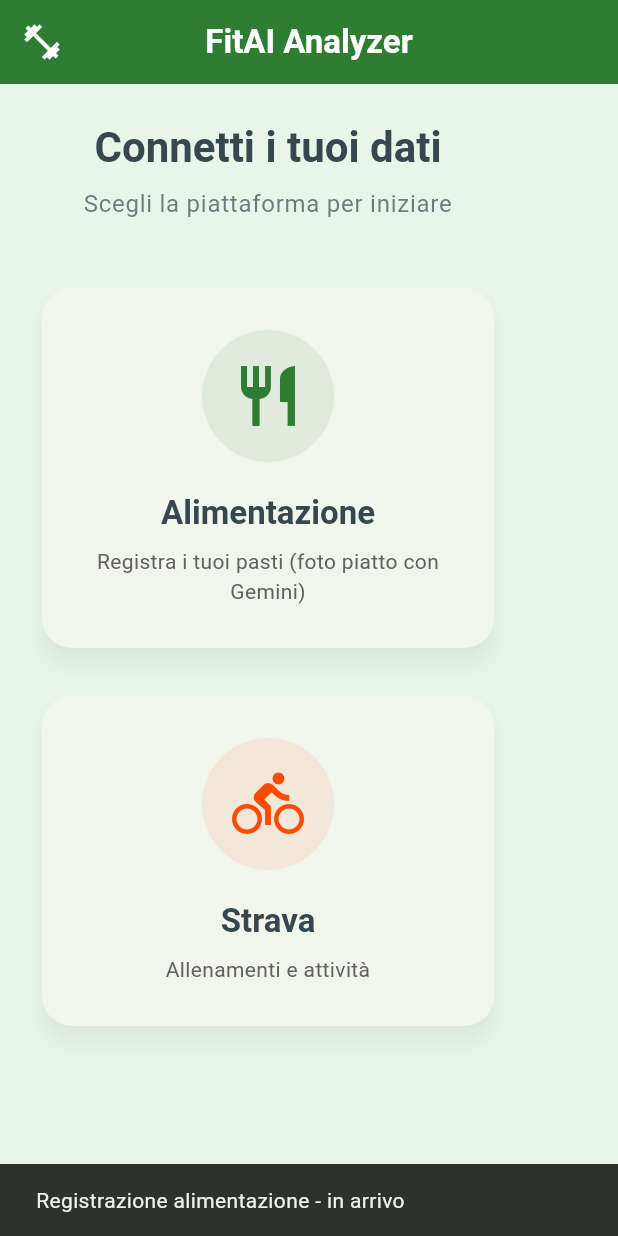
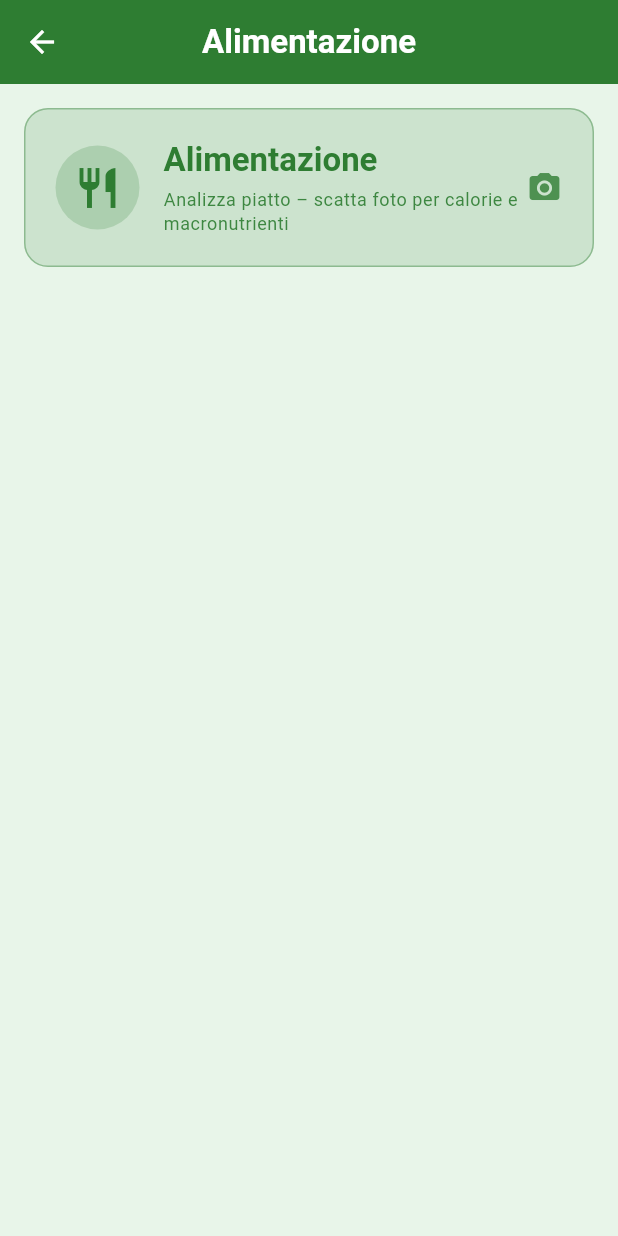
Before and after one commit to CristiPerciun/FitAI-Analyzer, a Flutter app: the screen it shows after launch, after a tap on "Alimentazione", on a phone screen of 412 x 824 dp. Run offline on Flutter 3.47's test engine with Material 3 defaults, Android fonts, the phone set to English and light mode, and no system bars; our stand-ins replace cloud_firestore, firebase_auth, firebase_core, fl_chart, flutter_dotenv, flutter_riverpod and 4 more; missing offline and left inert: flutter_web_auth_2; accounts and stored records are empty.

Commit message:
Ripristino analisi foto piatto + fix .env per build iOS CI
Made-with: Cursor

```diff
--- a/lib/main.dart
+++ b/lib/main.dart
@@ -2,10 +2,16 @@ import 'package:firebase_core/firebase_core.dart';
 import 'package:fitai_analyzer/app.dart';
 import 'package:fitai_analyzer/firebase_options.dart';
 import 'package:flutter/material.dart';
+import 'package:flutter_dotenv/flutter_dotenv.dart';
 import 'package:flutter_riverpod/flutter_riverpod.dart';
 
 void main() async {
   WidgetsFlutterBinding.ensureInitialized();
+  try {
+    await dotenv.load(fileName: '.env');
+  } catch (_) {
+    // .env non disponibile (es. CI senza asset) - usa fallback in api_constants
+  }
   await Firebase.initializeApp(options: DefaultFirebaseOptions.currentPlatform);
   runApp(const ProviderScope(child: MyApp()));
 }
--- a/lib/routes/app_router.dart
+++ b/lib/routes/app_router.dart
@@ -1,3 +1,4 @@
+import 'package:fitai_analyzer/ui/alimentazione/alimentazione_screen.dart';
 import 'package:fitai_analyzer/ui/auth/auth_selection_screen.dart';
 import 'package:fitai_analyzer/ui/auth/login_screen.dart';
 import 'package:fitai_analyzer/ui/dashboard/dashboard_screen.dart';
@@ -17,8 +18,9 @@ final appRouterProvider = Provider<GoRouter>((ref) {
     redirect: (context, state) {
       final isLoggedIn = ref.read(authNotifierProvider).user != null;
       final isLoginRoute = state.uri.path == '/' || state.uri.path == '/login';
+      final isAlimentazioneRoute = state.uri.path == '/alimentazione';
 
-      if (!isLoggedIn && !isLoginRoute) return '/';
+      if (!isLoggedIn && !isLoginRoute && !isAlimentazioneRoute) return '/';
       if (isLoggedIn && isLoginRoute) return '/dashboard';
       return null;
     },
@@ -30,6 +32,10 @@ final appRouterProvider = Provider<GoRouter>((ref) {
       GoRoute(
         path: '/login',
         builder: (context, state) => const LoginScreen(),
+      ),
+      GoRoute(
+        path: '/alimentazione',
+        builder: (context, state) => const AlimentazioneScreen(),
       ),
       GoRoute(
         path: '/dashboard',
--- a/lib/ui/auth/auth_selection_screen.dart
+++ b/lib/ui/auth/auth_selection_screen.dart
@@ -61,11 +61,7 @@ class AuthSelectionScreen extends ConsumerWidget {
                           color: const Color(0xFF2E7D32),
                           width: cardWidth,
                           onTap: () {
-                            ScaffoldMessenger.of(context).showSnackBar(
-                              const SnackBar(
-                                content: Text('Registrazione alimentazione - in arrivo'),
-                              ),
-                            );
+                            if (context.mounted) context.go('/alimentazione');
                           },
                           isLoading: false,
                         ),
--- /dev/null
+++ b/lib/ui/widgets/alimentazione_card.dart
@@ -0,0 +1,76 @@
+import 'package:flutter/material.dart';
+
+/// Card Alimentazione usata in auth_selection e dashboard.
+/// Layout: icona sinistra, titolo/sottotitolo, icona camera destra.
+class AlimentazioneCard extends StatelessWidget {
+  const AlimentazioneCard({
+    required this.onTap,
+    super.key,
+  });
+
+  final VoidCallback onTap;
+
+  @override
+  Widget build(BuildContext context) {
+    return Material(
+      color: Colors.transparent,
+      child: InkWell(
+        onTap: onTap,
+        borderRadius: BorderRadius.circular(16),
+        child: Container(
+          padding: const EdgeInsets.all(20),
+          decoration: BoxDecoration(
+            color: const Color(0xFF2E7D32).withValues(alpha: 0.15),
+            borderRadius: BorderRadius.circular(16),
+            border: Border.all(
+              color: const Color(0xFF2E7D32).withValues(alpha: 0.4),
+            ),
+          ),
+          child: Row(
+            children: [
+              Container(
+                padding: const EdgeInsets.all(12),
+                decoration: BoxDecoration(
+                  color: const Color(0xFF2E7D32).withValues(alpha: 0.2),
+                  shape: BoxShape.circle,
+                ),
+                child: const Icon(
+                  Icons.restaurant,
+                  color: Color(0xFF2E7D32),
+                  size: 32,
+                ),
+              ),
+              const SizedBox(width: 16),
+              Expanded(
+                child: Column(
+                  crossAxisAlignment: CrossAxisAlignment.start,
+                  children: [
+                    Text(
+                      'Alimentazione',
+                      style: Theme.of(context).textTheme.titleLarge?.copyWith(
+                            color: const Color(0xFF2E7D32),
+                            fontWeight: FontWeight.bold,
+                          ),
+                    ),
+                    const SizedBox(height: 4),
+                    Text(
+                      'Analizza piatto – scatta foto per calorie e macronutrienti',
+                      style: Theme.of(context).textTheme.bodySmall?.copyWith(
+                            color: const Color(0xFF2E7D32).withValues(alpha: 0.9),
+                          ),
+                    ),
+                  ],
+                ),
+              ),
+              Icon(
+                Icons.camera_alt,
+                color: const Color(0xFF2E7D32).withValues(alpha: 0.8),
+                size: 24,
+              ),
+            ],
+          ),
+        ),
+      ),
+    );
+  }
+}
--- a/lib/utils/api_constants.dart
+++ b/lib/utils/api_constants.dart
@@ -1,8 +1,11 @@
+import 'package:flutter_dotenv/flutter_dotenv.dart';
+
 /// Costanti API per servizi esterni.
-/// Sostituisci INSERISCI_QUI_* con i valori reali.
+/// Chiave Gemini da .env (GEMINI_API_KEY).
 class ApiConstants {
   ApiConstants._();
 
-  /// Gemini API key (aistudio.google.com/apikey)
-  static const String geminiApiKey = 'INSERISCI_QUI_LA_TUA_GEMINI_API_KEY';
+  /// Gemini API key (aistudio.google.com/apikey) - letta da .env
+  static String get geminiApiKey =>
+      dotenv.get('GEMINI_API_KEY', fallback: 'INSERISCI_QUI_LA_TUA_GEMINI_API_KEY');
 }
--- a/pubspec.yaml
+++ b/pubspec.yaml
@@ -47,6 +47,8 @@ dependencies:
   go_router: ^17.1.0
   intl: ^0.20.2
   google_generative_ai: ^0.4.7
+  flutter_dotenv: ^5.1.0
+  image_picker: ^1.0.7
 
 dev_dependencies:
   flutter_test:
@@ -67,8 +69,8 @@ flutter:
   uses-material-design: true
 
   # To add assets to your application, add an assets section, like this:
-  # assets:
-  #   - images/a_dot_burr.jpeg
+  assets:
+    - .env
   #   - images/a_dot_ham.jpeg
 
   # An image asset can refer to one or more resolution-specific "variants", see
```
Also changed, not shown: lib/services/gemini_service.dart (+82 -5 lines), lib/ui/alimentazione/alimentazione_screen.dart (added, +203 -0 lines), pubspec.lock, 9 other files.
